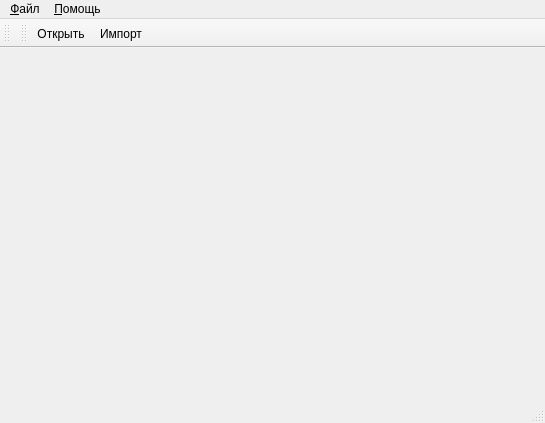
Above: src/mainwindow.ui from kokian/Unilever before the change. Below: the same form after it.
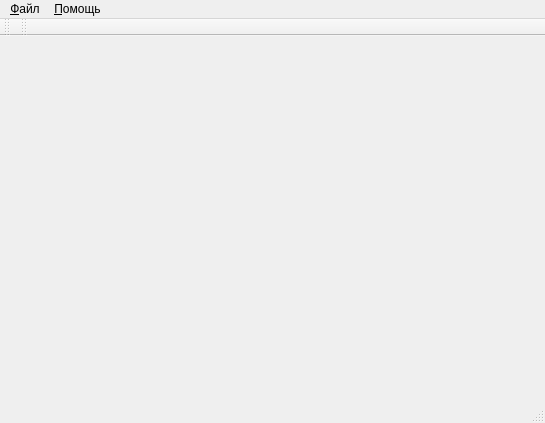
That is the form after the change.

What changed in the file:
```diff
--- a/src/mainwindow.ui
+++ b/src/mainwindow.ui
@@ -62,8 +62,6 @@
    <attribute name="toolBarBreak">
     <bool>false</bool>
    </attribute>
-   <addaction name="action"/>
-   <addaction name="action_2"/>
   </widget>
   <action name="action">
    <property name="text">
```
